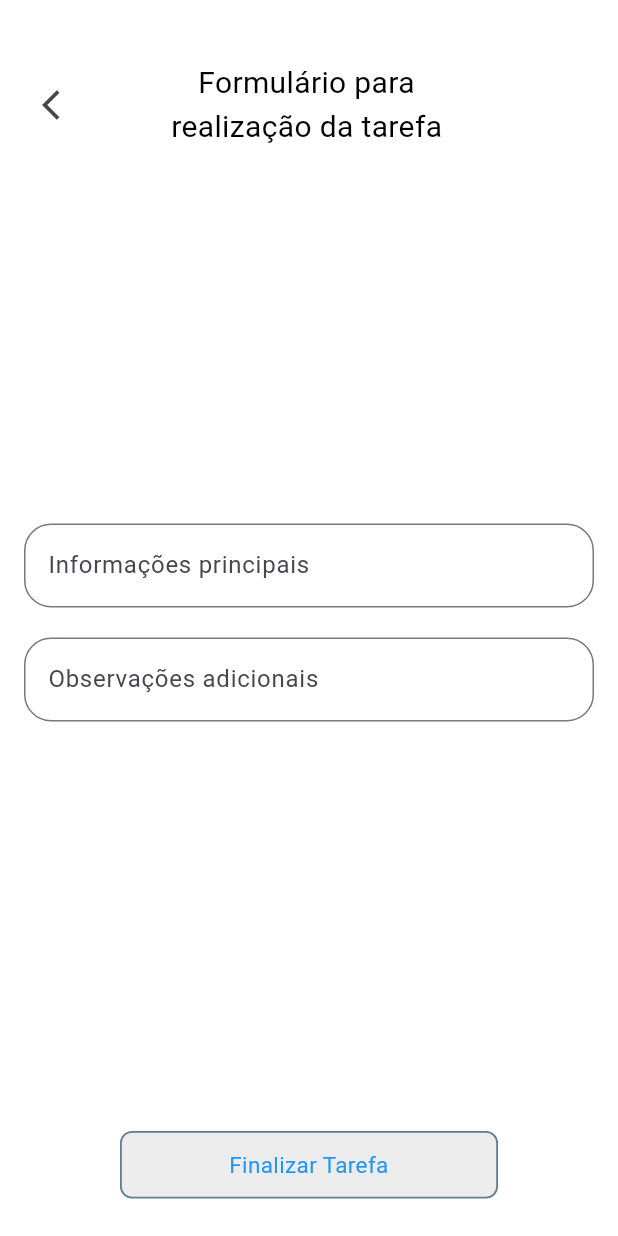
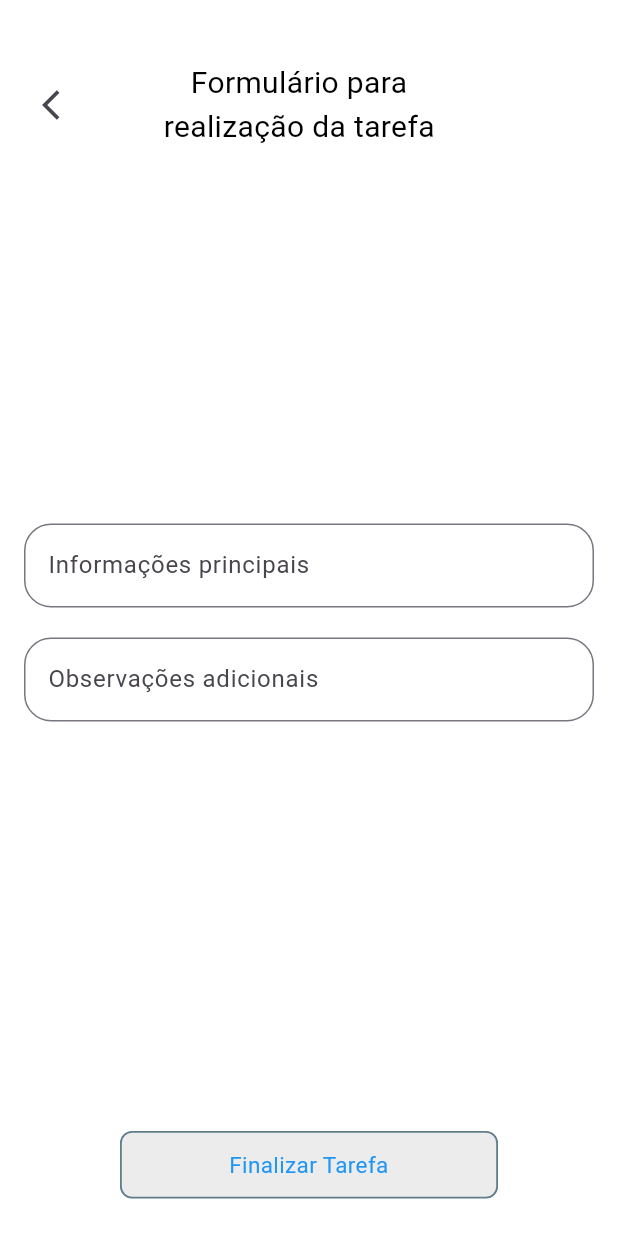
Before and after one commit to dan579/teste-mundo-wap, a Flutter app: the FormPage screen opened by its route, on a phone screen of 412 x 824 dp. Run offline on Flutter 3.47's test engine with Material 2 defaults, Android fonts, the phone set to English and light mode, and no system bars; our stand-ins replace animated_text_kit, circular_profile_avatar; network calls fail; Roboto replaces fonts that are missing (Comfortaa).

Commit message:
Update form_page.dart

```diff
--- a/lib/pages/form/form_page.dart
+++ b/lib/pages/form/form_page.dart
@@ -38,7 +38,7 @@ class FormPageState extends State<FormPage> {
                       },
                       icon: const Icon(Icons.arrow_back_ios)
                   ),
-                  const SizedBox(width: 50.0),
+                  const SizedBox(width: 45.0),
                   const Text(
                   'Formulário para \nrealização da tarefa',
                   textAlign: TextAlign.center,
```
